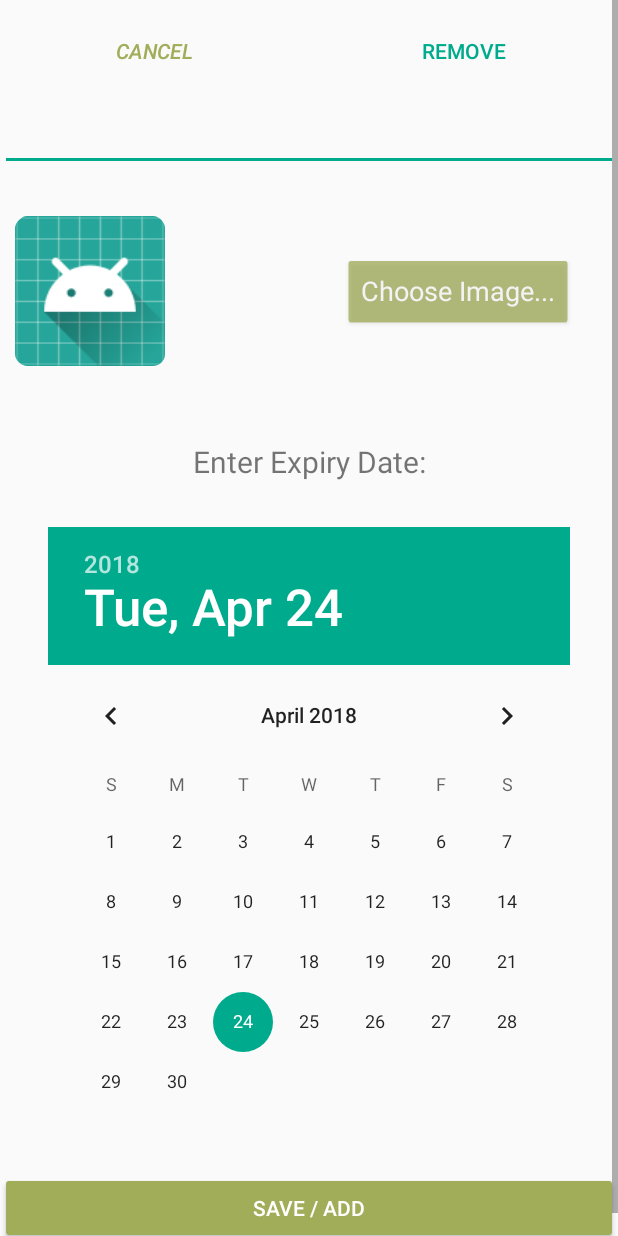
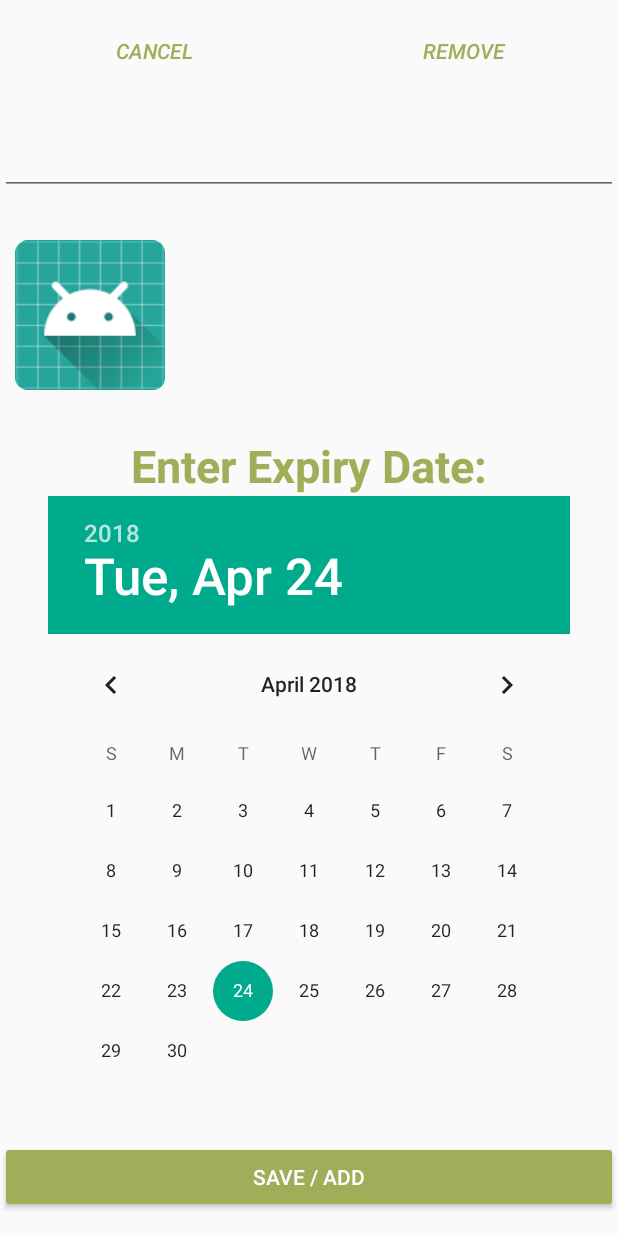
Before and after one commit to Michaellumibao/ExpiryDateTracker, an Android app: the layout add_or_edit_view.xml on its own in the app's theme, with its tools: preview values and no code run, on a phone screen of 412 x 824 dp. Run offline under Robolectric (Android 15) with nearby library versions, the phone set to English and light mode, and no system bars.

Commit message:
Fixed setImageCrash

```diff
--- a/Expiry-Tracker-App/src/main/java/com/lumibao/expirydatetracker/AddOrEditActivity.java
+++ b/Expiry-Tracker-App/src/main/java/com/lumibao/expirydatetracker/AddOrEditActivity.java
@@ -39,7 +39,6 @@
     Button cancel_btn;
     Button remove_btn;
     Button save_or_add_btn;
-    Button choose_image_btn;
     RecyclerView icons_list_view;
     IconsRecyclerViewAdapter iconsRecyclerViewAdapter;
 
@@ -138,16 +137,6 @@
             }
         });
 
-        // Choose image button
-        choose_image_btn = findViewById(R.id.choose_image_btn);
-        choose_image_btn.setOnClickListener(new View.OnClickListener() {
-            @Override
-            public void onClick(View v) {
-                imageID = R.drawable.chicken_leg;
-                item_img.setImageResource(imageID);
-            }
-        });
-
         intent = getIntent();
         // -1 is used as a marker that no index was passed.
         index = intent.getIntExtra("Index", -1);
--- a/Expiry-Tracker-App/src/main/res/layout/add_or_edit_view.xml
+++ b/Expiry-Tracker-App/src/main/res/layout/add_or_edit_view.xml
@@ -37,7 +37,9 @@
                 android:layout_height="match_parent"
                 android:layout_alignParentRight="true"
                 android:layout_weight="1"
-                android:text="Remove" />
+                android:textColor="#A2AD59"
+                android:text="Remove"
+                android:textStyle="italic" />
         </LinearLayout>
 
         <android.support.design.widget.TextInputLayout
@@ -50,10 +52,12 @@
                 android:layout_width="match_parent"
                 android:layout_height="wrap_content"
                 android:inputType="textAutoComplete"
-                android:maxLength="50"
+                android:maxLength="25"
+                android:textSize="30sp"
                 android:selectAllOnFocus="false"
                 android:singleLine="true"
-                android:textStyle="bold" />
+                android:textStyle="bold"
+                android:textAlignment="center"/>
         </android.support.design.widget.TextInputLayout>
 
         <RelativeLayout
@@ -70,44 +74,32 @@
                 android:contentDescription="TODO"
                 app:srcCompat="@mipmap/ic_launcher_round" />
 
-            <Button
-                android:id="@+id/choose_image_btn"
-                style="@android:style/Widget.Holo.Button"
-                android:layout_width="wrap_content"
-                android:layout_height="wrap_content"
-                android:layout_alignParentRight="true"
-                android:layout_centerVertical="true"
-                android:layout_marginRight="20dp"
-                android:backgroundTint="#A2AD59"
-                android:text="Choose Image..." />
+            <android.support.v7.widget.RecyclerView
+                android:id="@+id/icons_list_view"
+                android:layout_width="match_parent"
+                android:layout_height="match_parent"
+                android:layout_toRightOf="@id/item_img"/>
 
         </RelativeLayout>
-
-        <android.support.v7.widget.RecyclerView
-            android:id="@+id/icons_list_view"
-            android:layout_width="match_parent"
-            android:layout_height="match_parent"
-            />
 
         <TextView
             android:id="@+id/expiry_title_txt"
             android:layout_width="match_parent"
             android:layout_height="wrap_content"
             android:layout_centerHorizontal="true"
-            android:layout_marginTop="40dp"
             android:layout_marginLeft="40dp"
             android:layout_marginRight="40dp"
+            android:layout_marginTop="20dp"
             android:gravity="center"
             android:text="Enter Expiry Date:"
-            android:textSize="20sp" />
+            android:textColor="#A2AD59"
+            android:textSize="30sp"
+            android:textStyle="bold" />
 
         <DatePicker
             android:id="@+id/date_picker"
             android:layout_width="wrap_content"
-            android:layout_height="wrap_content"
-            android:paddingLeft="30dp"
-            android:paddingRight="30dp"
-            android:paddingTop="30dp" />
+            android:layout_height="wrap_content" />
 
         <Button
             android:id="@+id/save_or_add_btn"
```
